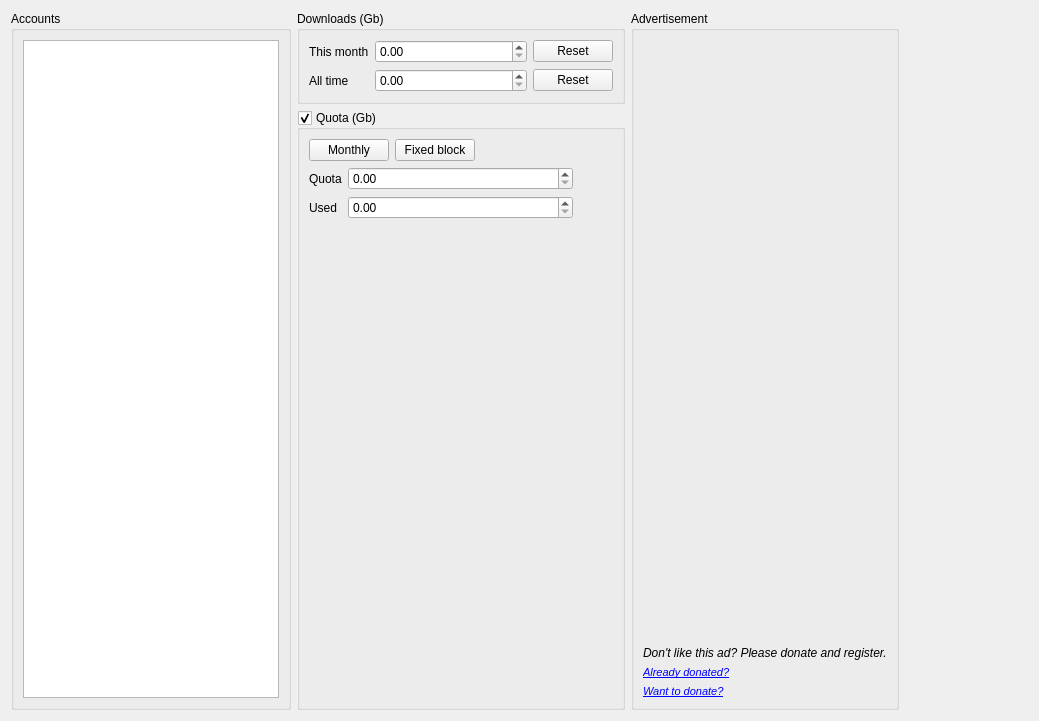
Qt form gui/accounts.ui (ensisoft/newsflash-plus) before a commit.
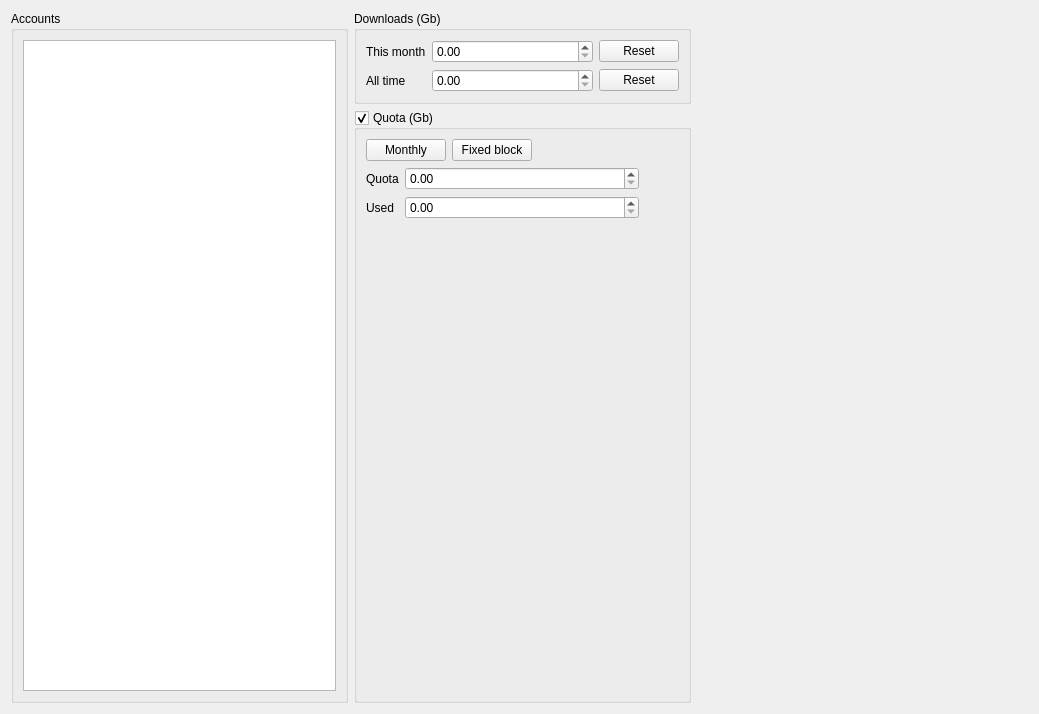
The same form after that commit. Icons and pictures are not drawn. Custom widgets are drawn as their Qt base class.

Commit message:
Delete embedded advertisements from accounts and downloads tabs
Delete embedded advertisements from accounts and downloads tabs.
The affiliate memberships are no longer maintained and the ad tech
itself is no longer working properly.

```diff
--- a/gui/accounts.ui
+++ b/gui/accounts.ui
@@ -7,7 +7,7 @@
     <x>0</x>
     <y>0</y>
     <width>1039</width>
-    <height>715</height>
+    <height>714</height>
    </rect>
   </property>
   <property name="windowTitle">
@@ -291,88 +291,6 @@
      </item>
     </layout>
    </item>
-   <item>
-    <widget class="QGroupBox" name="grpAdvert">
-     <property name="sizePolicy">
-      <sizepolicy hsizetype="Preferred" vsizetype="Preferred">
-       <horstretch>0</horstretch>
-       <verstretch>0</verstretch>
-      </sizepolicy>
-     </property>
-     <property name="title">
-      <string>Advertisement</string>
-     </property>
-     <layout class="QVBoxLayout" name="verticalLayout">
-      <item>
-       <widget class="gui::WebWidget" name="webAdWidget" native="true">
-        <property name="minimumSize">
-         <size>
-          <width>160</width>
-          <height>600</height>
-         </size>
-        </property>
-       </widget>
-      </item>
-      <item>
-       <widget class="QLabel" name="lblPlead">
-        <property name="font">
-         <font>
-          <italic>true</italic>
-         </font>
-        </property>
-        <property name="text">
-         <string>Don't like this ad? Please donate and register.</string>
-        </property>
-       </widget>
-      </item>
-      <item>
-       <widget class="QLabel" name="lblRegister">
-        <property name="font">
-         <font>
-          <italic>false</italic>
-         </font>
-        </property>
-        <property name="text">
-         <string>&lt;!DOCTYPE HTML PUBLIC &quot;-//W3C//DTD HTML 4.0//EN&quot; &quot;http://www.w3.org/TR/REC-html40/strict.dtd&quot;&gt;
-&lt;html&gt;&lt;head&gt;&lt;meta name=&quot;qrichtext&quot; content=&quot;1&quot; /&gt;&lt;style type=&quot;text/css&quot;&gt;
-p, li { white-space: pre-wrap; }
-&lt;/style&gt;&lt;/head&gt;&lt;body style=&quot; font-family:'Sans Serif'; font-size:8pt; font-weight:400; font-style:normal;&quot;&gt;
-&lt;p style=&quot; margin-top:0px; margin-bottom:0px; margin-left:0px; margin-right:0px; -qt-block-indent:0; text-indent:0px;&quot;&gt;&lt;a href=&quot;search.html&quot;&gt;&lt;span style=&quot; font-family:'MS Shell Dlg 2'; font-style:italic; text-decoration: underline; color:#0000ff;&quot;&gt;Already donated?&lt;/span&gt;&lt;/a&gt;&lt;/p&gt;&lt;/body&gt;&lt;/html&gt;</string>
-        </property>
-       </widget>
-      </item>
-      <item>
-       <widget class="QLabel" name="lblDonate">
-        <property name="font">
-         <font>
-          <italic>false</italic>
-         </font>
-        </property>
-        <property name="text">
-         <string>&lt;!DOCTYPE HTML PUBLIC &quot;-//W3C//DTD HTML 4.0//EN&quot; &quot;http://www.w3.org/TR/REC-html40/strict.dtd&quot;&gt;
-&lt;html&gt;&lt;head&gt;&lt;meta name=&quot;qrichtext&quot; content=&quot;1&quot; /&gt;&lt;style type=&quot;text/css&quot;&gt;
-p, li { white-space: pre-wrap; }
-&lt;/style&gt;&lt;/head&gt;&lt;body style=&quot; font-family:'MS Shell Dlg 2'; font-size:8pt; font-weight:400; font-style:normal;&quot;&gt;
-&lt;p style=&quot; margin-top:0px; margin-bottom:0px; margin-left:0px; margin-right:0px; -qt-block-indent:0; text-indent:0px;&quot;&gt;&lt;a href=&quot;search.html&quot;&gt;&lt;span style=&quot; font-style:italic; text-decoration: underline; color:#0000ff;&quot;&gt;Want to donate?&lt;/span&gt;&lt;/a&gt;&lt;/p&gt;&lt;/body&gt;&lt;/html&gt;</string>
-        </property>
-       </widget>
-      </item>
-      <item>
-       <spacer name="verticalSpacer_2">
-        <property name="orientation">
-         <enum>Qt::Vertical</enum>
-        </property>
-        <property name="sizeHint" stdset="0">
-         <size>
-          <width>20</width>
-          <height>40</height>
-         </size>
-        </property>
-       </spacer>
-      </item>
-     </layout>
-    </widget>
-   </item>
    <item>
     <spacer name="horizontalSpacer_4">
      <property name="orientation">
@@ -434,12 +352,6 @@
    <header>pieview.h</header>
    <container>1</container>
   </customwidget>
-  <customwidget>
-   <class>gui::WebWidget</class>
-   <extends>QWidget</extends>
-   <header location="global">webwidget.h</header>
-   <container>1</container>
-  </customwidget>
  </customwidgets>
  <tabstops>
   <tabstop>listView</tabstop>
```
The commit also changes 3 other files.
